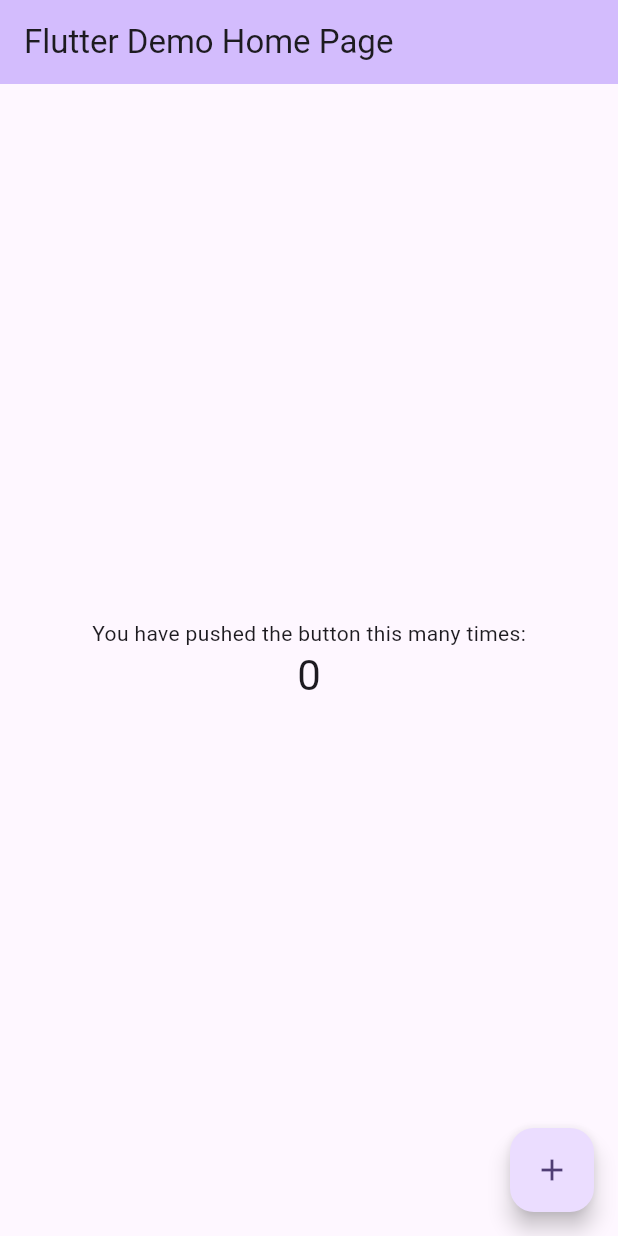
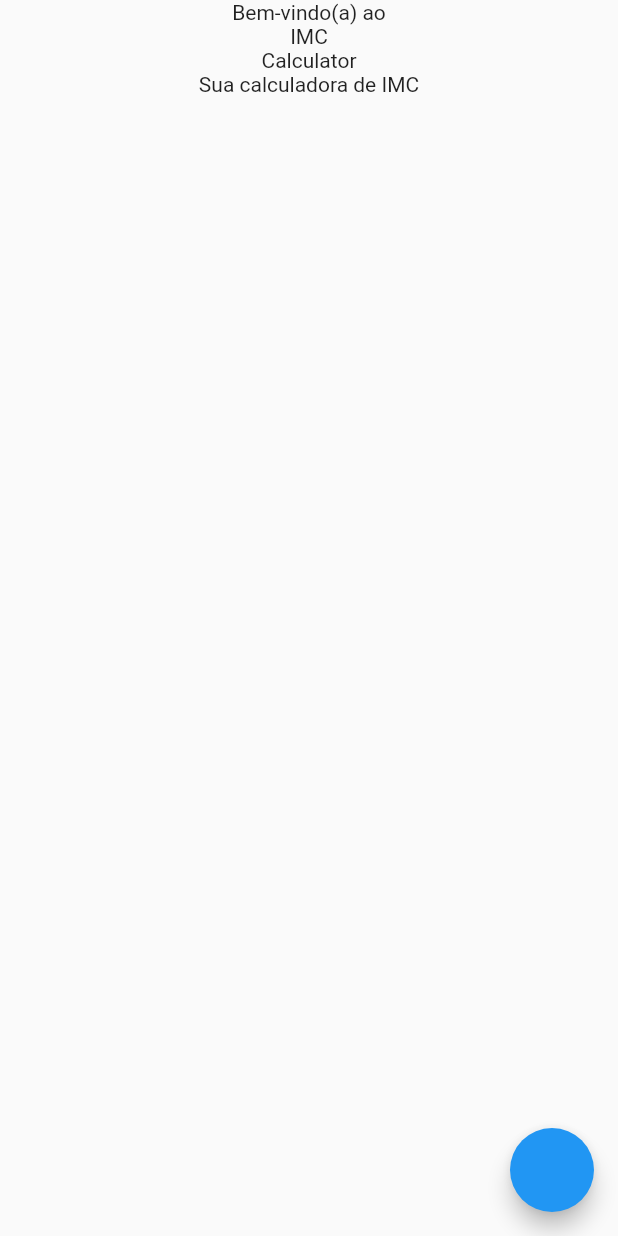
Before and after one commit to thdev-matheus/mobile-imc-calculator-flutter, a Flutter app: the screen it shows after launch, on a phone screen of 412 x 824 dp. Run offline on Flutter 3.47's test engine with Material 2 defaults, Android fonts, the phone set to English and light mode, and no system bars.

Commit message:
feat: initial home page

```diff
--- /dev/null
+++ b/lib/app.dart
@@ -0,0 +1,19 @@
+import 'package:flutter/material.dart';
+import 'package:imc_calculator/routes.dart';
+
+class ImcCalculatorApp extends StatelessWidget {
+  const ImcCalculatorApp({super.key});
+
+  @override
+  Widget build(BuildContext context) {
+    return InkWell(
+      onTap: () => FocusScope.of(context).requestFocus(FocusNode()),
+      child: MaterialApp(
+        debugShowCheckedModeBanner: false,
+        routes: routes,
+        initialRoute: "/",
+        title: "IMC Calculator",
+      ),
+    );
+  }
+}
--- a/lib/main.dart
+++ b/lib/main.dart
@@ -1,125 +1,6 @@
 import 'package:flutter/material.dart';
+import 'package:imc_calculator/app.dart';
 
 void main() {
-  runApp(const MyApp());
+  runApp(const ImcCalculatorApp());
 }
-
-class MyApp extends StatelessWidget {
-  const MyApp({super.key});
-
-  // This widget is the root of your application.
-  @override
-  Widget build(BuildContext context) {
-    return MaterialApp(
-      title: 'Flutter Demo',
-      theme: ThemeData(
-        // This is the theme of your application.
-        //
-        // TRY THIS: Try running your application with "flutter run". You'll see
-        // the application has a blue toolbar. Then, without quitting the app,
-        // try changing the seedColor in the colorScheme below to Colors.green
-        // and then invoke "hot reload" (save your changes or press the "hot
-        // reload" button in a Flutter-supported IDE, or press "r" if you used
-        // the command line to start the app).
-        //
-        // Notice that the counter didn't reset back to zero; the application
-        // state is not lost during the reload. To reset the state, use hot
-        // restart instead.
-        //
-        // This works for code too, not just values: Most code changes can be
-        // tested with just a hot reload.
-        colorScheme: ColorScheme.fromSeed(seedColor: Colors.deepPurple),
-        useMaterial3: true,
-      ),
-      home: const MyHomePage(title: 'Flutter Demo Home Page'),
-    );
-  }
-}
-
-class MyHomePage extends StatefulWidget {
-  const MyHomePage({super.key, required this.title});
-
-  // This widget is the home page of your application. It is stateful, meaning
-  // that it has a State object (defined below) that contains fields that affect
-  // how it looks.
-
-  // This class is the configuration for the state. It holds the values (in this
-  // case the title) provided by the parent (in this case the App widget) and
-  // used by the build method of the State. Fields in a Widget subclass are
-  // always marked "final".
-
-  final String title;
-
-  @override
-  State<MyHomePage> createState() => _MyHomePageState();
-}
-
-class _MyHomePageState extends State<MyHomePage> {
-  int _counter = 0;
-
-  void _incrementCounter() {
-    setState(() {
-      // This call to setState tells the Flutter framework that something has
-      // changed in this State, which causes it to rerun the build method below
-      // so that the display can reflect the updated values. If we changed
-      // _counter without calling setState(), then the build method would not be
-      // called again, and so nothing would appear to happen.
-      _counter++;
-    });
-  }
-
-  @override
-  Widget build(BuildContext context) {
-    // This method is rerun every time setState is called, for instance as done
-    // by the _incrementCounter method above.
-    //
-    // The Flutter framework has been optimized to make rerunning build methods
-    // fast, so that you can just rebuild anything that needs updating rather
-    // than having to individually change instances of widgets.
-    return Scaffold(
-      appBar: AppBar(
-        // TRY THIS: Try changing the color here to a specific color (to
-        // Colors.amber, perhaps?) and trigger a hot reload to see the AppBar
-        // change color while the other colors stay the same.
-        backgroundColor: Theme.of(context).colorScheme.inversePrimary,
-        // Here we take the value from the MyHomePage object that was created by
-        // the App.build method, and use it to set our appbar title.
-        title: Text(widget.title),
-      ),
-      body: Center(
-        // Center is a layout widget. It takes a single child and positions it
-        // in the middle of the parent.
-        child: Column(
-          // Column is also a layout widget. It takes a list of children and
-          // arranges them vertically. By default, it sizes itself to fit its
-          // children horizontally, and tries to be as tall as its parent.
-          //
-          // Column has various properties to control how it sizes itself and
-          // how it positions its children. Here we use mainAxisAlignment to
-          // center the children vertically; the main axis here is the vertical
-          // axis because Columns are vertical (the cross axis would be
-          // horizontal).
-          //
-          // TRY THIS: Invoke "debug painting" (choose the "Toggle Debug Paint"
-          // action in the IDE, or press "p" in the console), to see the
-          // wireframe for each widget.
-          mainAxisAlignment: MainAxisAlignment.center,
-          children: <Widget>[
-            const Text(
-              'You have pushed the button this many times:',
-            ),
-            Text(
-              '$_counter',
-              style: Theme.of(context).textTheme.headlineMedium,
-            ),
-          ],
-        ),
-      ),
-      floatingActionButton: FloatingActionButton(
-        onPressed: _incrementCounter,
-        tooltip: 'Increment',
-        child: const Icon(Icons.add),
-      ), // This trailing comma makes auto-formatting nicer for build methods.
-    );
-  }
-}
--- /dev/null
+++ b/lib/pages/home_page.dart
@@ -0,0 +1,28 @@
+import 'package:flutter/material.dart';
+
+class HomePage extends StatelessWidget {
+  const HomePage({super.key});
+
+  @override
+  Widget build(BuildContext context) {
+    return Scaffold(
+      body: const Center(
+        child: Column(
+          children: [
+            Text("Bem-vindo(a) ao"),
+            Text("IMC"),
+            Text("Calculator"),
+            Text("Sua calculadora de IMC"),
+          ],
+        ),
+      ),
+      floatingActionButton: FloatingActionButton(
+        onPressed: () {},
+        child: TextButton(
+          onPressed: () {},
+          child: const Text("Calcular"),
+        ),
+      ),
+    );
+  }
+}
--- /dev/null
+++ b/lib/pages/index.dart
@@ -0,0 +1 @@
+export "./home_page.dart" show HomePage;
--- /dev/null
+++ b/lib/routes.dart
@@ -0,0 +1,6 @@
+import 'package:flutter/material.dart';
+import 'package:imc_calculator/pages/index.dart';
+
+Map<String, Widget Function(BuildContext)> routes = {
+  "/": (context) => const HomePage(),
+};
```
